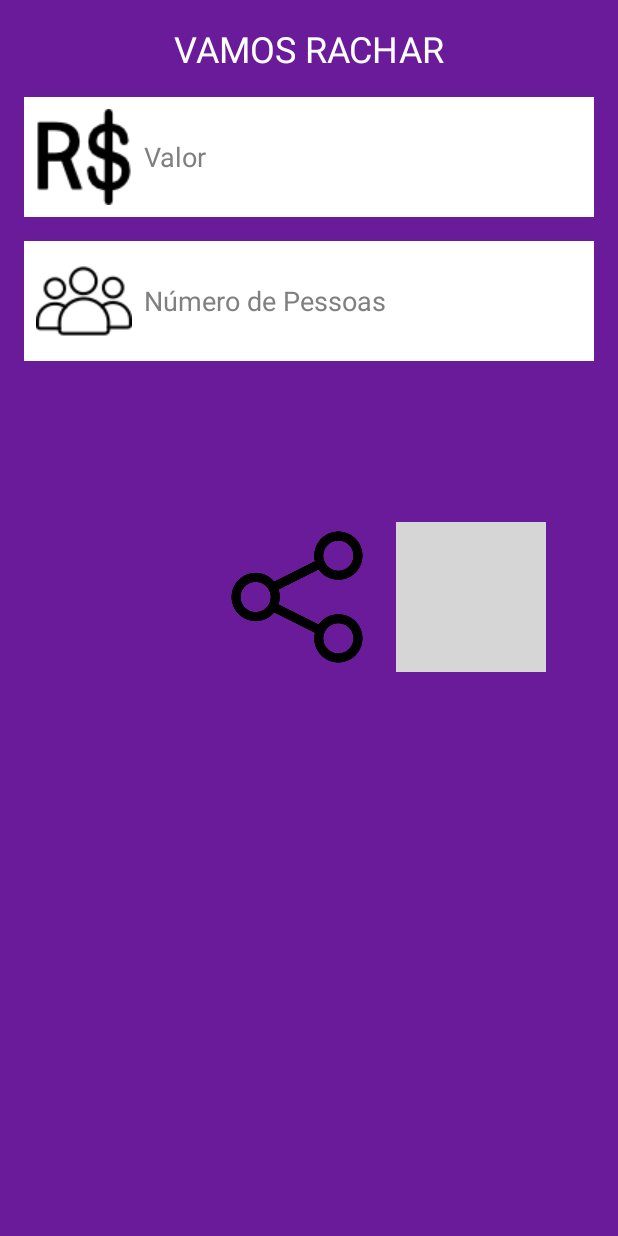
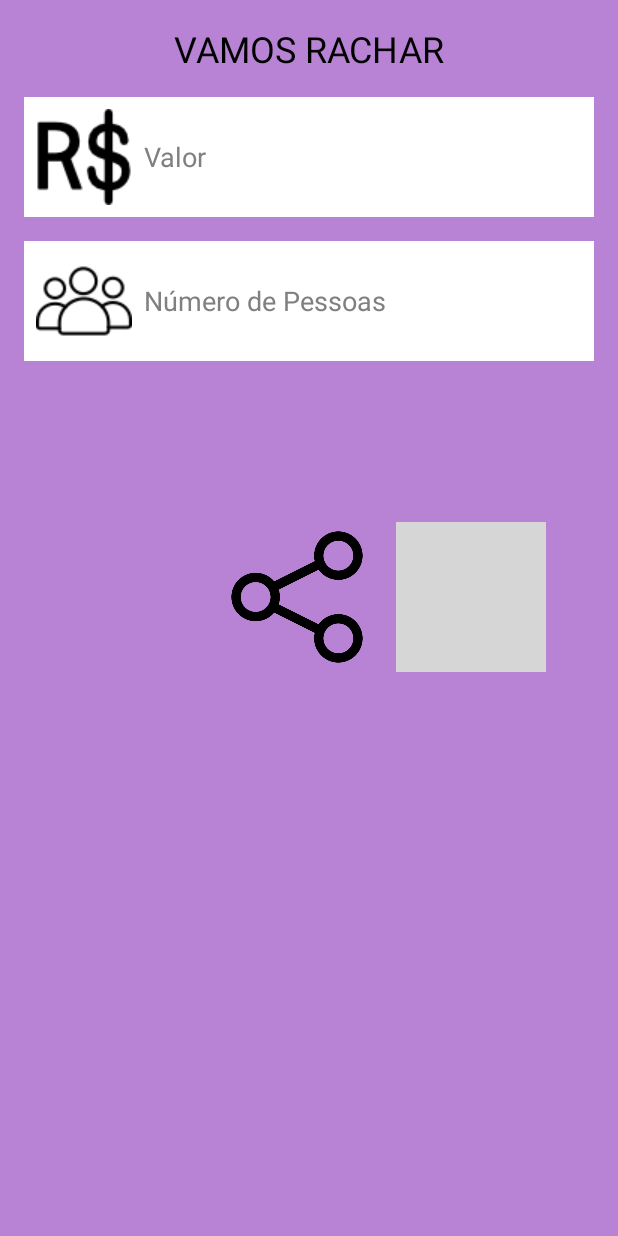
Before and after one commit to MarcioJnr/Vamos_Rachar, an Android app: the screen it shows after launch (MainActivity), on a phone screen of 412 x 824 dp. Run offline under Robolectric (Android 15) with nearby library versions, the phone set to English and light mode, and no system bars; grey boxes are pictures that could not be loaded.

Commit message:
Acessibility changes

```diff
--- a/app/src/main/res/layout/activity_main.xml
+++ b/app/src/main/res/layout/activity_main.xml
@@ -4,7 +4,7 @@
     android:layout_width="match_parent"
     android:layout_height="match_parent"
     android:padding="16dp"
-    android:background="#6A1B9A"
+    android:background="#b883d4"
     tools:context=".MainActivity">
 
     <TextView
@@ -13,7 +13,7 @@
         android:layout_height="wrap_content"
         android:text="VAMOS RACHAR"
         android:textSize="24sp"
-        android:textColor="#FFFFFF"
+        android:textColor="#000000"
         android:layout_centerHorizontal="true"
         android:layout_marginBottom="16dp" />
 
@@ -70,7 +70,7 @@
         android:background="@null"
         android:scaleType="fitCenter"
         android:src="@drawable/ic_speak"
-        android:contentDescription="Botão Falar Valor" />
+        android:contentDescription="Falar Valor" />
 
     <ImageButton
         android:id="@+id/shareButton"
@@ -83,6 +83,6 @@
         android:background="@null"
         android:scaleType="fitCenter"
         android:src="@drawable/ic_share"
-        android:contentDescription="Botão Compartilhar" />
+        android:contentDescription="Compartilhar" />
 
 </RelativeLayout>
```
